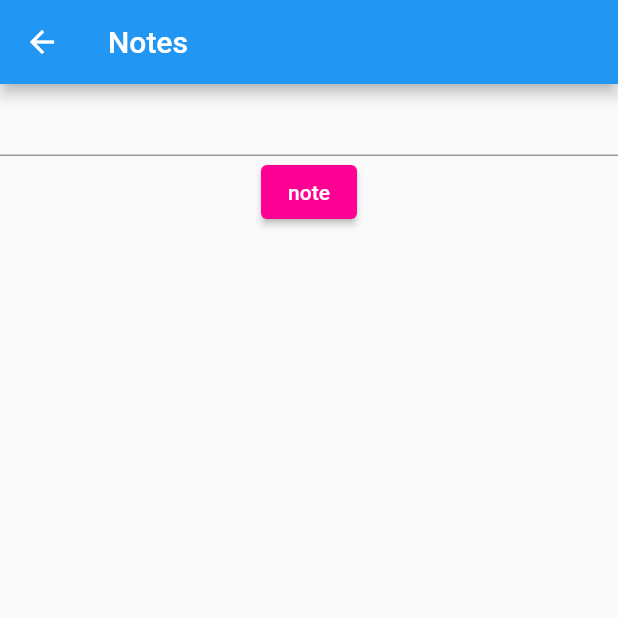
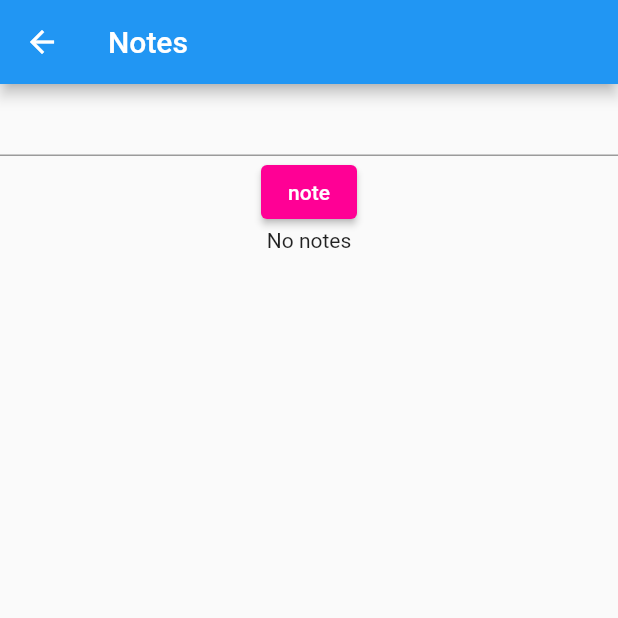
Before and after one commit to andrii-riabchuk/drug-management, a Flutter app: the SecretPage screen opened by its route, after a tap on "note", on a phone screen of 412 x 824 dp, the top half of it. Run offline on Flutter 3.47's test engine with Material 2 defaults, Android fonts, the light colour scheme and no system bars; our stand-ins replace dropdown_button2, sqflite; accounts and stored records are empty.

Commit message:
rewritten secret page note to be reactive to updates

```diff
--- a/lib/database/application_data.dart
+++ b/lib/database/application_data.dart
@@ -1,6 +1,6 @@
 import 'package:drug_management/constants/constants.dart';
 import 'package:drug_management/database/models/record/record.dart';
-import 'package:drug_management/pages/history_page/history_service.dart';
+import 'package:drug_management/pages/history/history_service.dart';
 import 'package:drug_management/services/config_service.dart';
 
 class ApplicationData {
--- a/lib/pages/history_page/history_page.dart
+++ b/lib/pages/history/history_page.dart
@@ -1,5 +1,5 @@
 import 'package:drug_management/constants/constants.dart';
-import 'package:drug_management/pages/history_page/history_service.dart';
+import 'package:drug_management/pages/history/history_service.dart';
 import 'package:drug_management/utils/navigator_extension.dart';
 import 'package:flutter/material.dart';
 import 'package:drug_management/database/models/record/record.dart';
--- a/lib/pages/intro_page/intro_page.dart
+++ b/lib/pages/intro/intro_page.dart
@@ -2,7 +2,7 @@ import 'package:drug_management/constants/constants.dart';
 import 'package:drug_management/database/application_data.dart';
 import 'package:drug_management/database/database.dart';
 import 'package:drug_management/database/models/record/record.dart';
-import 'package:drug_management/pages/history_page/history_service.dart';
+import 'package:drug_management/pages/history/history_service.dart';
 import 'package:drug_management/utils/navigator_extension.dart';
 import 'package:flutter/material.dart';
 
--- a/lib/pages/party/i_want_it.dart
+++ b/lib/pages/party/i_want_it.dart
@@ -29,7 +29,7 @@ class IWantIt extends StatelessWidget {
 
   @override
   Widget build(BuildContext context) {
-    var appState = context.watch<MyAppState>(); // ← 2
+    var appState = context.watch<MyAppState>();
     if (appState.current == 0) appState.current = initialCount;
 
     return Column(children: [
--- a/lib/pages/party/party.dart
+++ b/lib/pages/party/party.dart
@@ -5,7 +5,7 @@ import 'package:drug_management/custom_widgets/unit_dropdown.dart';
 import 'package:drug_management/constants/constants.dart';
 import 'package:drug_management/database/application_data.dart';
 import 'package:drug_management/database/models/record/record.dart';
-import 'package:drug_management/pages/history_page/history_service.dart';
+import 'package:drug_management/pages/history/history_service.dart';
 import 'package:drug_management/utils/navigator_extension.dart';
 import 'package:flutter/material.dart';
 
@@ -45,7 +45,6 @@ class _PartyPageState extends State<PartyPage> {
 
   void recordUsage(BuildContext context) {
     var amountFormatted = "${amountCtrl.text} ${amountUnitCtrl.text}";
-    log('record usage ' + originalRecord!.id.toString());
     if (isEditingMode) {
       var record = Record.literally(
           originalRecord!.dateTime, substanceCtrl.text,
@@ -71,7 +70,6 @@ class _PartyPageState extends State<PartyPage> {
                 .difference(DateTime.now())
                 .inHours <
             24) {
-      log("too much again");
       isEditingMode = true;
       originalRecord = ApplicationData.lastUseRecord;
       substanceCtrl.text = originalRecord?.substance ?? "";
--- a/lib/pages/party/secret_page.dart
+++ /dev/null
@@ -1,81 +0,0 @@
-import 'package:drug_management/database/models/note/note.dart';
-import 'package:drug_management/services/notes_service.dart';
-import 'package:flutter/material.dart';
-
-class SecretPage extends StatefulWidget {
-  const SecretPage({super.key});
-
-  @override
-  State<SecretPage> createState() => _SecretPageState();
-}
-
-class _SecretPageState extends State<SecretPage> {
-  late TextEditingController _controller;
-
-  @override
-  void initState() {
-    super.initState();
-    _controller = TextEditingController();
-  }
-
-  @override
-  void dispose() {
-    _controller.dispose();
-    super.dispose();
-  }
-
-  @override
-  Widget build(BuildContext context) {
-    return Scaffold(
-      appBar: AppBar(title: const Text("Notes")),
-      body: Column(children: [
-        TextField(controller: _controller),
-        ElevatedButton(
-            style: ElevatedButton.styleFrom(
-                backgroundColor: Color.fromARGB(255, 255, 0, 149)),
-            onPressed: () {
-              var notesService = NotesService();
-              notesService.addNote(_controller.text);
-            },
-            child: Text('note')),
-        Journal()
-      ]),
-    );
-  }
-}
-
-class Journal extends StatefulWidget {
-  const Journal({super.key});
-
-  @override
-  State<Journal> createState() => _JournalState();
-}
-
-class _JournalState extends State<Journal> {
-  Future<List<Note>> loadData() async {
-    return NotesService().getNotes();
-  }
-
-  @override
-  Widget build(BuildContext context) {
-    return FutureBuilder(
-        future: loadData(),
-        builder: (BuildContext context, AsyncSnapshot<List<Note>> snapshot) {
-          if (snapshot.hasData) {
-            List<Widget> children = [];
-            var notes = snapshot.data;
-            if (notes != null) {
-              for (var note in notes) {
-                children.add(Text(note.body));
-              }
-            }
-
-            return Center(child: Column(children: children));
-          }
-
-          return Center(
-            child: Text("No notes"),
-          );
-        });
-  }
-}
--- /dev/null
+++ b/lib/pages/secret/secret_page.dart
@@ -0,0 +1,78 @@
+import 'package:drug_management/database/models/note/note.dart';
+import 'package:drug_management/services/notes_service.dart';
+import 'package:flutter/material.dart';
+
+class SecretPage extends StatefulWidget {
+  const SecretPage({super.key});
+
+  @override
+  State<SecretPage> createState() => _SecretPageState();
+}
+
+class _SecretPageState extends State<SecretPage> {
+  final notesService = NotesService();
+  late TextEditingController _controller;
+
+  Future loadData() async {
+    noteList.addAll(await NotesService().getNotes());
+  }
+
+  late Future _data = loadData();
+
+  @override
+  void initState() {
+    super.initState();
+    _controller = TextEditingController();
+  }
+
+  @override
+  void dispose() {
+    _controller.dispose();
+    super.dispose();
+  }
+
+  List<Note> noteList = [];
+
+  @override
+  Widget build(BuildContext context) {
+    return FutureBuilder<void>(
+        future: _data,
+        builder: (BuildContext context, AsyncSnapshot snapshot) {
+          return Scaffold(
+              appBar: AppBar(title: Text("Notes")),
+              body: Column(children: [
+                TextField(controller: _controller),
+                ElevatedButton(
+                    style: ElevatedButton.styleFrom(
+                        backgroundColor: Color.fromARGB(255, 255, 0, 149)),
+                    onPressed: () {
+                      if (_controller.text.isEmpty) return;
+                      notesService
+                          .addNote(_controller.text)
+                          .then((note) => setState(() {
+                                noteList.add(note);
+                              }));
+                      _controller.text = "";
+                    },
+                    child: Text('note')),
+                Journal(noteList)
+              ]));
+        });
+  }
+}
+
+class Journal extends StatelessWidget {
+  const Journal(this.noteList, {super.key});
+  final List<Note> noteList;
+
+  @override
+  Widget build(BuildContext context) {
+    if (noteList.isEmpty) {
+      return Center(
+        child: Text("No notes"),
+      );
+    }
+    var widgets = noteList.map((x) => Text(x.body)).toList().reversed.toList();
+    return Center(child: Column(children: widgets));
+  }
+}
--- a/lib/services/notes_service.dart
+++ b/lib/services/notes_service.dart
@@ -8,8 +8,10 @@ class NotesService {
     return db.getNotes();
   }
 
-  addNote(String body) async {
+  Future<Note> addNote(String body) async {
     final db = await DB.open();
-    db.insertNote(Note.literally(DateTime.now(), body));
+    final note = Note.literally(DateTime.now(), body);
+    await db.insertNote(note);
+    return note;
   }
 }
```
Also changed, not shown: lib/main.dart (+5 -5 lines), lib/pages/history/history_service.dart (renamed from lib/pages/history_page/history_service.dart), lib/pages/history/record_page.dart (renamed from lib/pages/history_page/record_page.dart), lib/pages/home/home_page.dart (renamed from lib/pages/home_page/home_page.dart).
